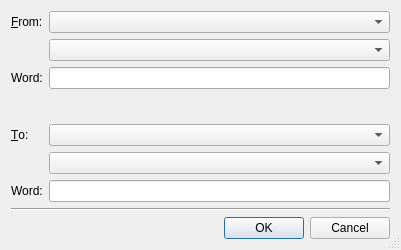
The window that trunk/src/applications/languages/dictionary/src/forms/add_word.ui (BackupTheBerlios/open-egov-svn) describes before a commit, drawn with Qt 5.
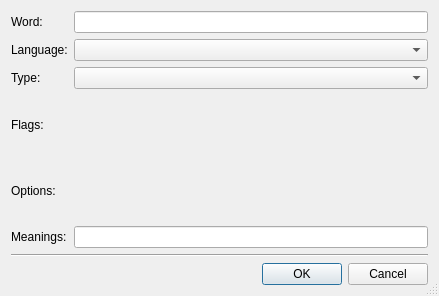
The same window after the commit.

```diff
--- a/trunk/src/applications/languages/dictionary/src/forms/add_word.ui
+++ b/trunk/src/applications/languages/dictionary/src/forms/add_word.ui
@@ -6,8 +6,8 @@
    <rect>
     <x>0</x>
     <y>0</y>
-    <width>401</width>
-    <height>250</height>
+    <width>439</width>
+    <height>296</height>
    </rect>
   </property>
   <property name="windowTitle">
@@ -21,29 +21,19 @@
     <layout class="QVBoxLayout" name="m_vertical_layout">
      <item>
       <layout class="QGridLayout" name="m_grid_layout">
-       <item row="4" column="1">
-        <widget class="QComboBox" name="m_cb_2_language"/>
-       </item>
-       <item row="3" column="1">
-        <spacer name="m_vertical_spacer">
-         <property name="orientation">
-          <enum>Qt::Vertical</enum>
-         </property>
-         <property name="sizeHint" stdset="0">
-          <size>
-           <width>20</width>
-           <height>40</height>
-          </size>
-         </property>
-        </spacer>
+       <item row="2" column="1">
+        <widget class="QComboBox" name="m_cb_word_type"/>
        </item>
        <item row="1" column="1">
         <widget class="QComboBox" name="m_cb_1_word_type"/>
        </item>
-       <item row="2" column="0">
-        <widget class="QLabel" name="m_label_1">
+       <item row="1" column="0">
+        <widget class="QLabel" name="m_la_language">
          <property name="text">
-          <string>Word:</string>
+          <string>Language:</string>
+         </property>
+         <property name="alignment">
+          <set>Qt::AlignLeading|Qt::AlignLeft|Qt::AlignVCenter</set>
          </property>
          <property name="buddy">
           <cstring>m_lineedit_1</cstring>
@@ -51,41 +41,68 @@
         </widget>
        </item>
        <item row="0" column="1">
-        <widget class="QComboBox" name="m_cb_1_language"/>
-       </item>
-       <item row="6" column="0">
-        <widget class="QLabel" name="m_label_2">
-         <property name="text">
-          <string>Word:</string>
-         </property>
-         <property name="buddy">
-          <cstring>m_lineedit_2</cstring>
-         </property>
-        </widget>
-       </item>
-       <item row="2" column="1">
-        <widget class="QLineEdit" name="m_lineedit_1"/>
-       </item>
-       <item row="6" column="1">
-        <widget class="QLineEdit" name="m_lineedit_2"/>
-       </item>
-       <item row="5" column="1">
-        <widget class="QComboBox" name="m_cb_2_word_type"/>
+        <widget class="QLineEdit" name="m_le_word"/>
        </item>
        <item row="0" column="0">
         <widget class="QLabel" name="label">
          <property name="text">
-          <string>&amp;From:</string>
+          <string>Word:</string>
          </property>
+         <property name="alignment">
+          <set>Qt::AlignLeading|Qt::AlignLeft|Qt::AlignVCenter</set>
+         </property>
          <property name="buddy">
-          <cstring>m_cb_1_language</cstring>
+          <cstring>m_le_word</cstring>
+         </property>
+        </widget>
+       </item>
+       <item row="2" column="0">
+        <widget class="QLabel" name="m_la_word_type">
+         <property name="text">
+          <string>Type:</string>
+         </property>
+         <property name="alignment">
+          <set>Qt::AlignLeading|Qt::AlignLeft|Qt::AlignVCenter</set>
+         </property>
+         <property name="buddy">
+          <cstring>m_cb_word_type</cstring>
          </property>
         </widget>
        </item>
        <item row="4" column="0">
         <widget class="QLabel" name="label_2">
          <property name="text">
-          <string>&amp;To:</string>
+          <string>Options:</string>
+         </property>
+         <property name="alignment">
+          <set>Qt::AlignLeading|Qt::AlignLeft|Qt::AlignVCenter</set>
+         </property>
+        </widget>
+       </item>
+       <item row="3" column="0">
+        <widget class="QLabel" name="m_la_flags">
+         <property name="text">
+          <string>Flags:</string>
+         </property>
+         <property name="alignment">
+          <set>Qt::AlignLeading|Qt::AlignLeft|Qt::AlignVCenter</set>
+         </property>
+        </widget>
+       </item>
+       <item row="6" column="1">
+        <layout class="QVBoxLayout" name="m_vl_meanings">
+         <item>
+          <widget class="QLineEdit" name="m_le_meaning"/>
+         </item>
+        </layout>
+       </item>
+       <item row="6" column="0">
+        <widget class="QLabel" name="m_la_meanings">
+         <property name="text">
+          <string>Meanings:</string>
+         </property>
+         <property name="alignment">
+          <set>Qt::AlignLeading|Qt::AlignLeft|Qt::AlignVCenter</set>
          </property>
          <property name="buddy">
           <cstring>m_cb_2_language</cstring>
```
Left out of the diff: 26 changed lines with no effect on the pictures.
